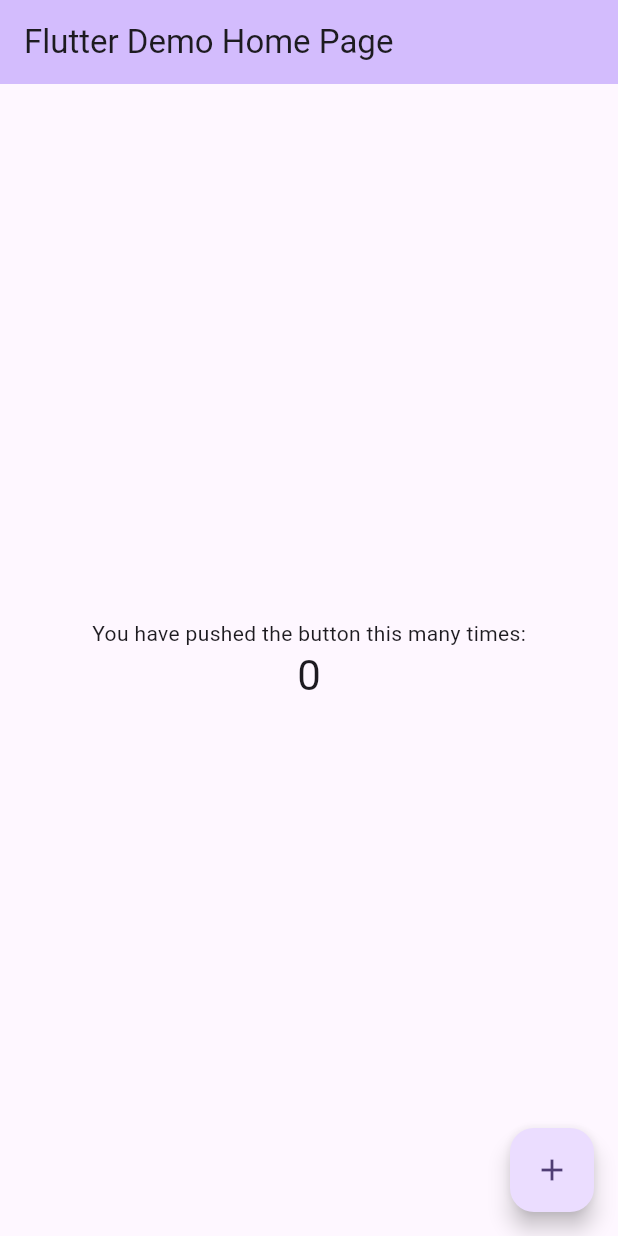
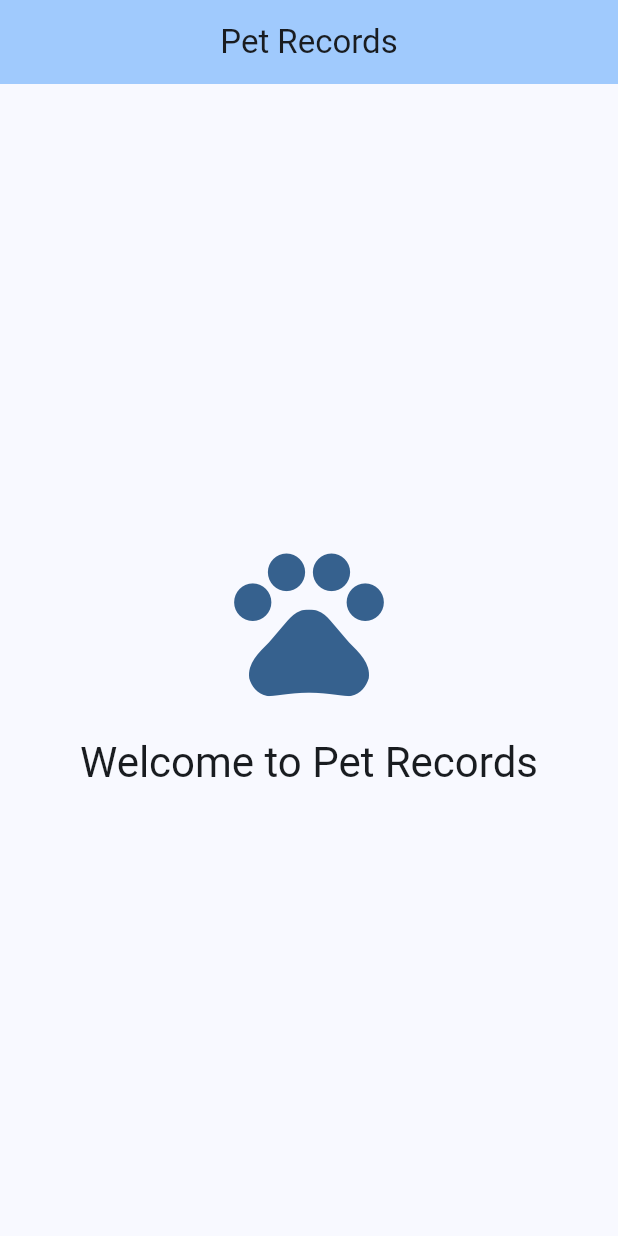
Before and after one commit to Tonylib/pet_records, a Flutter app: the screen it shows after launch, on a phone screen of 412 x 824 dp. Run offline on Flutter 3.47's test engine with Material 3 defaults, Android fonts, the phone set to English and light mode, and no system bars; our stand-ins replace get.

Commit message:
Update project structure and add dog icon to home screen

```diff
--- /dev/null
+++ b/lib/core/theme/app_theme.dart
@@ -0,0 +1,19 @@
+import 'package:flutter/material.dart';
+
+class AppTheme {
+  static ThemeData get light => ThemeData(
+        colorScheme: ColorScheme.fromSeed(
+          seedColor: Colors.blue,
+          brightness: Brightness.light,
+        ),
+        useMaterial3: true,
+      );
+
+  static ThemeData get dark => ThemeData(
+        colorScheme: ColorScheme.fromSeed(
+          seedColor: Colors.blue,
+          brightness: Brightness.dark,
+        ),
+        useMaterial3: true,
+      );
+}
--- /dev/null
+++ b/lib/features/home/presentation/pages/home_page.dart
@@ -0,0 +1,33 @@
+import 'package:flutter/material.dart';
+
+class HomePage extends StatelessWidget {
+  const HomePage({super.key});
+
+  @override
+  Widget build(BuildContext context) {
+    return Scaffold(
+      appBar: AppBar(
+        title: const Text('Pet Records'),
+        centerTitle: true,
+        backgroundColor: Theme.of(context).colorScheme.inversePrimary,
+      ),
+      body: Center(
+        child: Column(
+          mainAxisAlignment: MainAxisAlignment.center,
+          children: [
+            Icon(
+              Icons.pets,
+              size: 120,
+              color: Theme.of(context).colorScheme.primary,
+            ),
+            const SizedBox(height: 16),
+            Text(
+              'Welcome to Pet Records',
+              style: Theme.of(context).textTheme.headlineMedium,
+            ),
+          ],
+        ),
+      ),
+    );
+  }
+}
--- a/lib/main.dart
+++ b/lib/main.dart
@@ -1,4 +1,7 @@
 import 'package:flutter/material.dart';
+import 'package:get/get.dart';
+import 'core/theme/app_theme.dart';
+import 'features/home/presentation/pages/home_page.dart';
 
 void main() {
   runApp(const MyApp());
@@ -7,119 +10,14 @@
 class MyApp extends StatelessWidget {
   const MyApp({super.key});
 
-  // This widget is the root of your application.
   @override
   Widget build(BuildContext context) {
-    return MaterialApp(
-      title: 'Flutter Demo',
-      theme: ThemeData(
-        // This is the theme of your application.
-        //
-        // TRY THIS: Try running your application with "flutter run". You'll see
-        // the application has a purple toolbar. Then, without quitting the app,
-        // try changing the seedColor in the colorScheme below to Colors.green
-        // and then invoke "hot reload" (save your changes or press the "hot
-        // reload" button in a Flutter-supported IDE, or press "r" if you used
-        // the command line to start the app).
-        //
-        // Notice that the counter didn't reset back to zero; the application
-        // state is not lost during the reload. To reset the state, use hot
-        // restart instead.
-        //
-        // This works for code too, not just values: Most code changes can be
-        // tested with just a hot reload.
-        colorScheme: ColorScheme.fromSeed(seedColor: Colors.deepPurple),
-        useMaterial3: true,
-      ),
-      home: const MyHomePage(title: 'Flutter Demo Home Page'),
+    return GetMaterialApp(
+      title: 'Pet Records',
+      theme: AppTheme.light,
+      darkTheme: AppTheme.dark,
+      home: const HomePage(),
+      debugShowCheckedModeBanner: false,
     );
   }
 }
-
-class MyHomePage extends StatefulWidget {
-  const MyHomePage({super.key, required this.title});
-
-  // This widget is the home page of your application. It is stateful, meaning
-  // that it has a State object (defined below) that contains fields that affect
-  // how it looks.
-
-  // This class is the configuration for the state. It holds the values (in this
-  // case the title) provided by the parent (in this case the App widget) and
-  // used by the build method of the State. Fields in a Widget subclass are
-  // always marked "final".
-
-  final String title;
-
-  @override
-  State<MyHomePage> createState() => _MyHomePageState();
-}
-
-class _MyHomePageState extends State<MyHomePage> {
-  int _counter = 0;
-
-  void _incrementCounter() {
-    setState(() {
-      // This call to setState tells the Flutter framework that something has
-      // changed in this State, which causes it to rerun the build method below
-      // so that the display can reflect the updated values. If we changed
-      // _counter without calling setState(), then the build method would not be
-      // called again, and so nothing would appear to happen.
-      _counter++;
-    });
-  }
-
-  @override
-  Widget build(BuildContext context) {
-    // This method is rerun every time setState is called, for instance as done
-    // by the _incrementCounter method above.
-    //
-    // The Flutter framework has been optimized to make rerunning build methods
-    // fast, so that you can just rebuild anything that needs updating rather
-    // than having to individually change instances of widgets.
-    return Scaffold(
-      appBar: AppBar(
-        // TRY THIS: Try changing the color here to a specific color (to
-        // Colors.amber, perhaps?) and trigger a hot reload to see the AppBar
-        // change color while the other colors stay the same.
-        backgroundColor: Theme.of(context).colorScheme.inversePrimary,
-        // Here we take the value from the MyHomePage object that was created by
-        // the App.build method, and use it to set our appbar title.
-        title: Text(widget.title),
-      ),
-      body: Center(
-        // Center is a layout widget. It takes a single child and positions it
-        // in the middle of the parent.
-        child: Column(
-          // Column is also a layout widget. It takes a list of children and
-          // arranges them vertically. By default, it sizes itself to fit its
-          // children horizontally, and tries to be as tall as its parent.
-          //
-          // Column has various properties to control how it sizes itself and
-          // how it positions its children. Here we use mainAxisAlignment to
-          // center the children vertically; the main axis here is the vertical
-          // axis because Columns are vertical (the cross axis would be
-          // horizontal).
-          //
-          // TRY THIS: Invoke "debug painting" (choose the "Toggle Debug Paint"
-          // action in the IDE, or press "p" in the console), to see the
-          // wireframe for each widget.
-          mainAxisAlignment: MainAxisAlignment.center,
-          children: <Widget>[
-            const Text(
-              'You have pushed the button this many times:',
-            ),
-            Text(
-              '$_counter',
-              style: Theme.of(context).textTheme.headlineMedium,
-            ),
-          ],
-        ),
-      ),
-      floatingActionButton: FloatingActionButton(
-        onPressed: _incrementCounter,
-        tooltip: 'Increment',
-        child: const Icon(Icons.add),
-      ), // This trailing comma makes auto-formatting nicer for build methods.
-    );
-  }
-}
```
Also changed, not shown: pubspec.yaml (+6 -6 lines), pubspec.lock, 1 other file.
